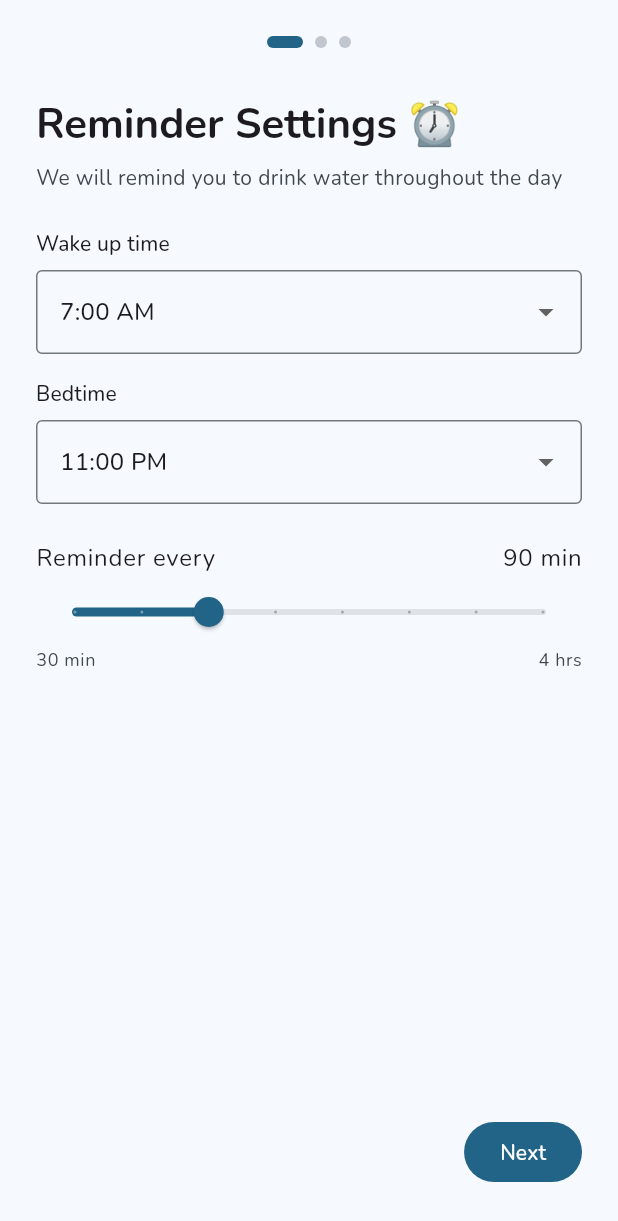
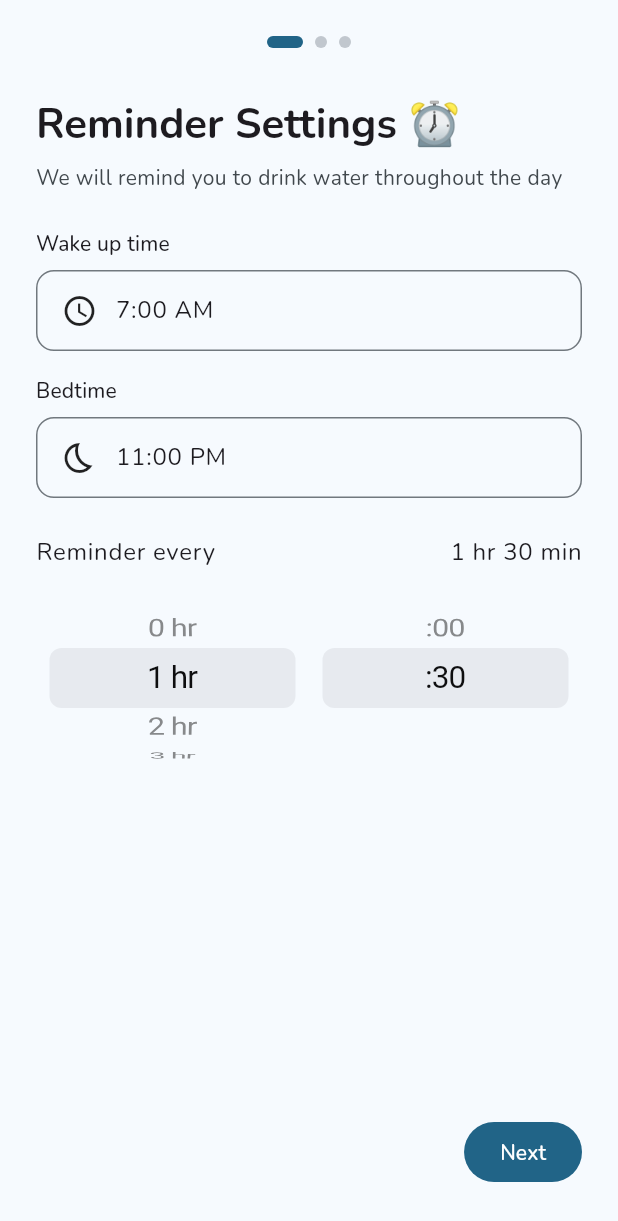
Before and after one commit to ishaan1732/hydrate_yourself, a Flutter app: the screen it shows after launch, swiped to page 3, on a phone screen of 412 x 824 dp. Shown: the top 1221 px of the screen. Run offline on Flutter 3.47's test engine with Material 3 defaults, Android fonts, the phone set to English and light mode, and no system bars; our stand-ins replace drift, drift_flutter, fl_chart, flutter_animate, flutter_local_notifications, flutter_riverpod and 7 more; missing offline and left inert: workmanager; accounts and stored records are empty; generated files the repository leaves out were written again.

Commit message:
fix: alarm-style time picker and scroll wheel reminder in onboarding

```diff
--- a/lib/features/onboarding/data/onboarding_repository.dart
+++ b/lib/features/onboarding/data/onboarding_repository.dart
@@ -21,7 +21,9 @@ class OnboardingRepository {
     required int activityLevel,
     required int dailyGoalMl,
     required int wakeHour,
+    required int wakeMinute,
     required int sleepHour,
+    required int sleepMinute,
     required int reminderIntervalMinutes,
   }) async {
     await _userProfileDao.insertProfile(
@@ -31,7 +33,9 @@ class OnboardingRepository {
         activityLevel: activityLevel,
         dailyGoalMl: dailyGoalMl,
         wakeHour: Value(wakeHour),
+        wakeMinute: Value(wakeMinute),
         sleepHour: Value(sleepHour),
+        sleepMinute: Value(sleepMinute),
         reminderIntervalMinutes: Value(reminderIntervalMinutes),
         weightUnit: Value(weightUnit),
       ),
--- a/lib/features/onboarding/presentation/onboarding_screen.dart
+++ b/lib/features/onboarding/presentation/onboarding_screen.dart
@@ -1,3 +1,4 @@
+import 'package:flutter/cupertino.dart';
 import 'package:flutter/material.dart';
 import 'package:flutter_riverpod/flutter_riverpod.dart';
 import 'package:go_router/go_router.dart';
@@ -17,15 +18,27 @@ class _OnboardingScreenState extends ConsumerState<OnboardingScreen> {
   final PageController _pageController = PageController(initialPage: 0);
   final TextEditingController _nameController = TextEditingController();
   final TextEditingController _weightController = TextEditingController();
+  late FixedExtentScrollController _hourWheelCtrl;
+  late FixedExtentScrollController _minuteWheelCtrl;
   int _currentPage = 0;
   String? _nameError;
   String? _weightError;
+
+  @override
+  void initState() {
+    super.initState();
+    const initMins = AppConstants.defaultReminderIntervalMinutes;
+    _hourWheelCtrl = FixedExtentScrollController(initialItem: initMins ~/ 60);
+    _minuteWheelCtrl = FixedExtentScrollController(initialItem: (initMins % 60) ~/ 30);
+  }
 
   @override
   void dispose() {
     _pageController.dispose();
     _nameController.dispose();
     _weightController.dispose();
+    _hourWheelCtrl.dispose();
+    _minuteWheelCtrl.dispose();
     super.dispose();
   }
 
@@ -269,8 +282,9 @@ class _OnboardingScreenState extends ConsumerState<OnboardingScreen> {
     final colorScheme = theme.colorScheme;
     final notifierState = ref.watch(onboardingNotifierProvider).value;
     final wakeHour = notifierState?.wakeHour ?? AppConstants.defaultWakeHour;
-    final sleepHour =
-        notifierState?.sleepHour ?? AppConstants.defaultSleepHour;
+    final wakeMinute = notifierState?.wakeMinute ?? 0;
+    final sleepHour = notifierState?.sleepHour ?? AppConstants.defaultSleepHour;
+    final sleepMinute = notifierState?.sleepMinute ?? 0;
     final intervalMinutes = notifierState?.reminderIntervalMinutes ??
         AppConstants.defaultReminderIntervalMinutes;
 
@@ -293,80 +307,150 @@ class _OnboardingScreenState extends ConsumerState<OnboardingScreen> {
           const SizedBox(height: 24),
           Text('Wake up time', style: theme.textTheme.labelLarge),
           const SizedBox(height: 8),
-          DropdownButtonFormField<int>(
-            initialValue: wakeHour,
-            decoration: const InputDecoration(border: OutlineInputBorder()),
-            items: List.generate(9, (i) => i + 4)
-                .map((hour) => DropdownMenuItem(
-                      value: hour,
-                      child: Text('$hour:00 AM'),
-                    ))
-                .toList(),
-            onChanged: (value) {
-              if (value != null) {
+          InkWell(
+            borderRadius: BorderRadius.circular(12),
+            onTap: () async {
+              final picked = await showTimePicker(
+                context: context,
+                initialTime: TimeOfDay(hour: wakeHour, minute: wakeMinute),
+                helpText: 'Wake up time',
+                builder: (context, child) => MediaQuery(
+                  data: MediaQuery.of(context)
+                      .copyWith(alwaysUse24HourFormat: false),
+                  child: child!,
+                ),
+              );
+              if (picked != null) {
                 ref
                     .read(onboardingNotifierProvider.notifier)
-                    .updateWakeHour(value);
+                    .updateWakeTime(picked.hour, picked.minute);
               }
             },
+            child: Container(
+              padding:
+                  const EdgeInsets.symmetric(horizontal: 16, vertical: 14),
+              decoration: BoxDecoration(
+                border: Border.all(color: colorScheme.outline),
+                borderRadius: BorderRadius.circular(12),
+              ),
+              child: Row(
+                children: [
+                  const Icon(Icons.access_time),
+                  const SizedBox(width: 12),
+                  Text(_formatTime(wakeHour, wakeMinute),
+                      style: theme.textTheme.bodyLarge),
+                ],
+              ),
+            ),
           ),
           const SizedBox(height: 16),
           Text('Bedtime', style: theme.textTheme.labelLarge),
           const SizedBox(height: 8),
-          DropdownButtonFormField<int>(
-            initialValue: sleepHour,
-            decoration: const InputDecoration(border: OutlineInputBorder()),
-            items: List.generate(5, (i) => i + 19)
-                .map((hour) => DropdownMenuItem(
-                      value: hour,
-                      child: Text(
-                        '${hour > 12 ? hour - 12 : hour}:00 ${hour >= 12 ? 'PM' : 'AM'}',
+          InkWell(
+            borderRadius: BorderRadius.circular(12),
+            onTap: () async {
+              final picked = await showTimePicker(
+                context: context,
+                initialTime: TimeOfDay(hour: sleepHour, minute: sleepMinute),
+                helpText: 'Bedtime',
+                builder: (context, child) => MediaQuery(
+                  data: MediaQuery.of(context)
+                      .copyWith(alwaysUse24HourFormat: false),
+                  child: child!,
                 ),
-                    ))
-                .toList(),
-            onChanged: (value) {
-              if (value != null) {
+              );
+              if (picked != null) {
                 ref
                     .read(onboardingNotifierProvider.notifier)
-                    .updateSleepHour(value);
+                    .updateSleepTime(picked.hour, picked.minute);
               }
             },
+            child: Container(
+              padding:
+                  const EdgeInsets.symmetric(horizontal: 16, vertical: 14),
+              decoration: BoxDecoration(
+                border: Border.all(color: colorScheme.outline),
+                borderRadius: BorderRadius.circular(12),
+              ),
+              child: Row(
+                children: [
+                  const Icon(Icons.bedtime_outlined),
+                  const SizedBox(width: 12),
+                  Text(_formatTime(sleepHour, sleepMinute),
+                      style: theme.textTheme.bodyLarge),
+                ],
+              ),
+            ),
           ),
           const SizedBox(height: 24),
           Row(
             children: [
               Text('Reminder every', style: theme.textTheme.bodyLarge),
               const Spacer(),
-              Text('$intervalMinutes min', style: theme.textTheme.bodyLarge),
+              Text(_formatInterval(intervalMinutes),
+                  style: theme.textTheme.bodyLarge),
             ],
           ),
-          Slider(
-            min: AppConstants.minReminderIntervalMinutes.toDouble(),
-            max: AppConstants.maxReminderIntervalMinutes.toDouble(),
-            divisions: 7,
-            value: intervalMinutes.toDouble(),
-            onChanged: (value) => ref
+          const SizedBox(height: 12),
+          SizedBox(
+            height: 120,
+            child: Row(
+              children: [
+                Expanded(
+                  child: CupertinoPicker(
+                    scrollController: _hourWheelCtrl,
+                    itemExtent: 40,
+                    onSelectedItemChanged: (index) {
+                      final mins = (intervalMinutes % 60 ~/ 30) * 30;
+                      final total = index * 60 + (index == 0 && mins == 0 ? 30 : mins);
+                      ref
                           .read(onboardingNotifierProvider.notifier)
-                .updateReminderInterval(value.round()),
+                          .updateReminderInterval(total);
+                    },
+                    children: List.generate(
+                      9,
+                      (i) => Center(child: Text('$i hr')),
                     ),
-          Row(
-            children: [
-              Text(
-                '30 min',
-                style: theme.textTheme.bodySmall
-                    ?.copyWith(color: colorScheme.onSurfaceVariant),
                   ),
-              const Spacer(),
-              Text(
-                '4 hrs',
-                style: theme.textTheme.bodySmall
-                    ?.copyWith(color: colorScheme.onSurfaceVariant),
+                ),
+                Expanded(
+                  child: CupertinoPicker(
+                    scrollController: _minuteWheelCtrl,
+                    itemExtent: 40,
+                    onSelectedItemChanged: (index) {
+                      final mins = index * 30;
+                      final hours = intervalMinutes ~/ 60;
+                      final total = hours * 60 + mins;
+                      ref
+                          .read(onboardingNotifierProvider.notifier)
+                          .updateReminderInterval(total == 0 ? 30 : total);
+                    },
+                    children: const [
+                      Center(child: Text(':00')),
+                      Center(child: Text(':30')),
+                    ],
+                  ),
                 ),
               ],
+            ),
           ),
         ],
       ),
     );
+  }
+
+  String _formatTime(int hour, int minute) {
+    final period = hour >= 12 ? 'PM' : 'AM';
+    final h = hour == 0 ? 12 : hour > 12 ? hour - 12 : hour;
+    final m = minute.toString().padLeft(2, '0');
+    return '$h:$m $period';
+  }
+
+  String _formatInterval(int minutes) {
+    if (minutes < 60) return '$minutes min';
+    final h = minutes ~/ 60;
+    final m = minutes % 60;
+    return m == 0 ? '$h hr' : '$h hr $m min';
   }
 
   void _nextPage() {
@@ -429,7 +513,9 @@ class _OnboardingScreenState extends ConsumerState<OnboardingScreen> {
           activityLevel:
               formData?.activityLevel ?? AppConstants.defaultActivityLevel,
           wakeHour: formData?.wakeHour ?? AppConstants.defaultWakeHour,
+          wakeMinute: formData?.wakeMinute ?? 0,
           sleepHour: formData?.sleepHour ?? AppConstants.defaultSleepHour,
+          sleepMinute: formData?.sleepMinute ?? 0,
           reminderIntervalMinutes: formData?.reminderIntervalMinutes ??
               AppConstants.defaultReminderIntervalMinutes,
         );
```
Also changed, not shown: lib/features/onboarding/presentation/onboarding_provider.dart (+18 -0 lines), lib/features/onboarding/presentation/onboarding_provider.g.dart. Lines whose indentation alone changed are shown as unchanged.
